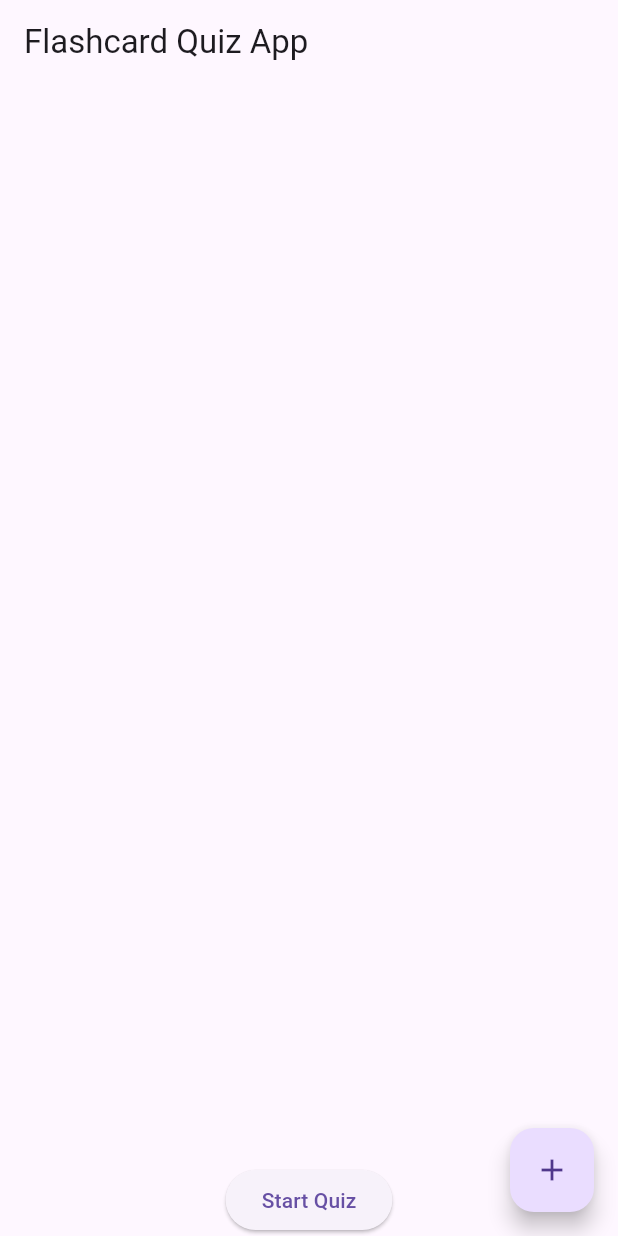
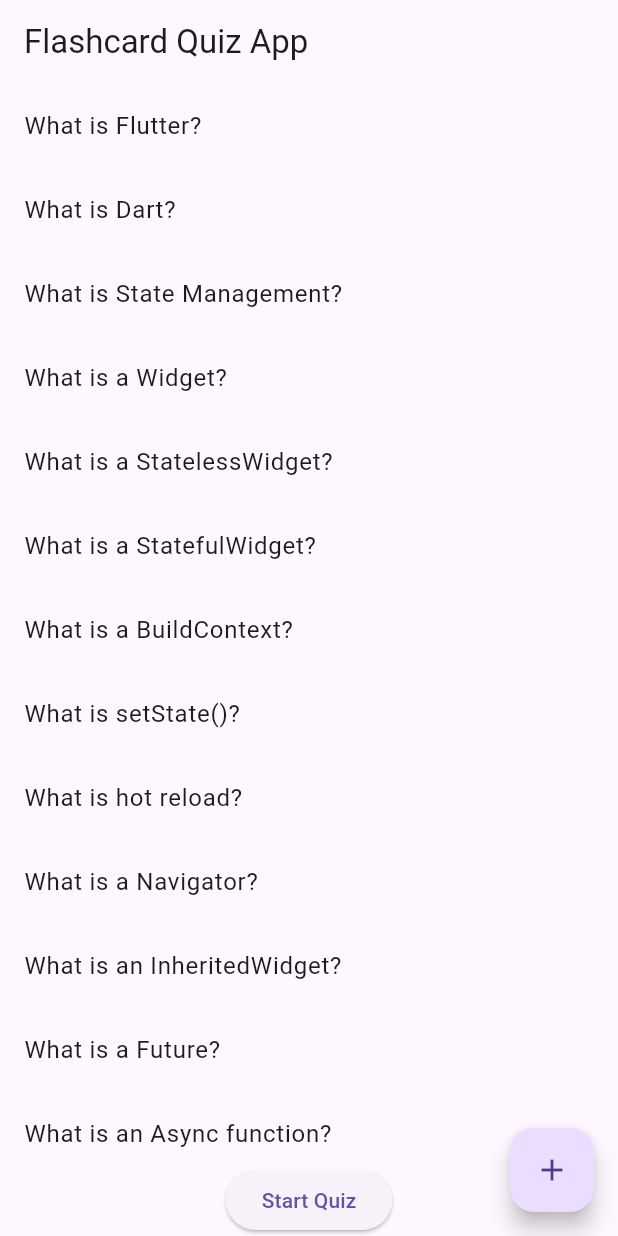
Before and after one commit to Nyabayo/CodeAlpha_flashcard_quiz_app, a Flutter app: the screen it shows after launch, on a phone screen of 412 x 824 dp. Run offline on Flutter 3.47's test engine with Material 3 defaults, Android fonts, the phone set to English and light mode, and no system bars; our stand-ins replace flip_card.

Commit message:
flashcard

```diff
--- a/lib/main.dart
+++ b/lib/main.dart
@@ -16,7 +16,7 @@ class MyApp extends StatelessWidget {
       child: MaterialApp(
         title: 'Flashcard Quiz App',
         theme: ThemeData(
-          primarySwatch: Colors.blue,
+          primarySwatch: Colors.pink,
         ),
         home: HomeScreen(),
       ),
--- a/lib/providers/flashcard_provider.dart
+++ b/lib/providers/flashcard_provider.dart
@@ -3,7 +3,23 @@ import 'package:flutter/foundation.dart';
 import '../models/flashcard.dart';
 
 class FlashcardProvider with ChangeNotifier {
-  List<Flashcard> _flashcards = [];
+  List<Flashcard> _flashcards = [
+    Flashcard(question: "What is Flutter?", answer: "UI framework for cross-platform application creation."),
+    Flashcard(question: "What is Dart?", answer: "Programming language used with Flutter."),
+    Flashcard(question: "What is State Management?", answer: "Technique to manage the state of an application."),
+    Flashcard(question: "What is a Widget?", answer: "Basic building block of a Flutter UI."),
+    Flashcard(question: "What is a StatelessWidget?", answer: "A widget that does not require mutable state."),
+    Flashcard(question: "What is a StatefulWidget?", answer: "A widget that has mutable state."),
+    Flashcard(question: "What is a BuildContext?", answer: "Handles the location of a widget in the widget tree."),
+    Flashcard(question: "What is setState()?", answer: "A method to update the state of a StatefulWidget."),
+    Flashcard(question: "What is hot reload?", answer: "A feature to instantly view changes without restarting the app."),
+    Flashcard(question: "What is a Navigator?", answer: "Manages routes and the navigation stack."),
+    Flashcard(question: "What is an InheritedWidget?", answer: "A widget that passes data down the widget tree."),
+    Flashcard(question: "What is a Future?", answer: "Represents a potential value or error that will be available at some time in the future."),
+    Flashcard(question: "What is an Async function?", answer: "A function that returns a Future."),
+    Flashcard(question: "What is a Stream?", answer: "Asynchronous sequence of data."),
+    Flashcard(question: "What is a Provider?", answer: "A wrapper around InheritedWidget to make state management easier."),
+  ];
   int _score = 0;
 
   List<Flashcard> get flashcards => _flashcards;
--- a/pubspec.yaml
+++ b/pubspec.yaml
@@ -12,6 +12,8 @@ dependencies:
     sdk: flutter
   cupertino_icons: ^1.0.6
   provider: ^6.0.3
+  flip_card: ^0.5.0
+  font_awesome_flutter: ^10.1.0
 
 dev_dependencies:
   flutter_test:
```
Also changed, not shown: lib/screens/quiz_screen.dart (+79 -15 lines), pubspec.lock.
